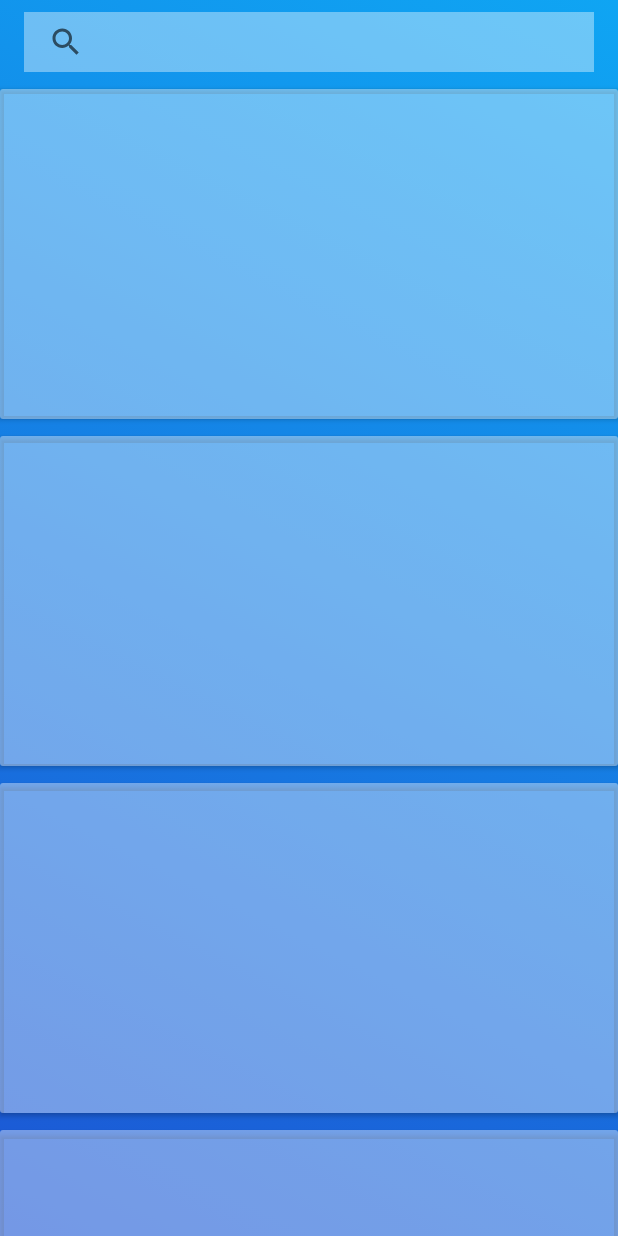
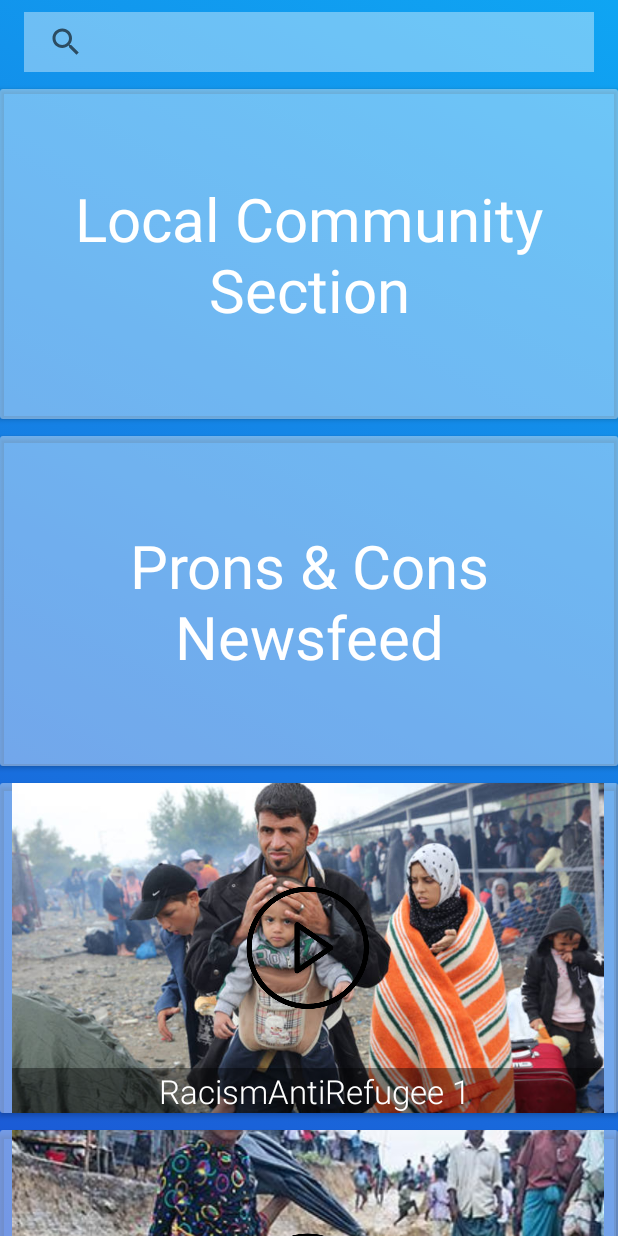
Before and after one commit to cedanmurat/BRefugee, an Android app: the screen it shows after launch once a user with an empty profile is signed in (MainActivity), on a phone screen of 412 x 824 dp. Run offline under Robolectric (Android 15) with nearby library versions, the phone set to English and light mode, and no system bars; our stand-ins replace ButterKnife, Firebase (no records; nobody signed in at launch, a user with empty details on screens opened directly); libraries missing offline, so code that uses them is left out: com.facebook, com.facebook.login, com.mikepenz.materialdrawer; 16 statements that could not run were skipped.

Commit message:
"Video Player Activity& Some Bugs fixing"

```diff
--- a/app/src/main/AndroidManifest.xml
+++ b/app/src/main/AndroidManifest.xml
@@ -29,6 +29,8 @@
         <activity
             android:name=".PreferenceActivity"
             android:screenOrientation="portrait" />
+        <activity android:name=".VideoPlayerActivity"
+            android:screenOrientation="landscape"/>
 
         <meta-data
             android:name="com.facebook.sdk.ApplicationId"
@@ -50,7 +52,7 @@
                 <data android:scheme="@string/fb_login_protocol_scheme" />
             </intent-filter>
         </activity>
-        <activity android:name=".VideoPlayerActivity"></activity>
+
     </application>
 
 </manifest>
--- a/app/src/main/java/org/beyondrefuge/www/Fragments/Home.java
+++ b/app/src/main/java/org/beyondrefuge/www/Fragments/Home.java
@@ -4,17 +4,27 @@ import android.os.Bundle;
 import android.support.annotation.NonNull;
 import android.support.annotation.Nullable;
 import android.support.v4.app.Fragment;
+import android.support.v7.widget.DividerItemDecoration;
+import android.support.v7.widget.LinearLayoutManager;
+import android.support.v7.widget.RecyclerView;
 import android.view.LayoutInflater;
 import android.view.View;
 import android.view.ViewGroup;
 
+import org.beyondrefuge.www.Adapter.VideoAdapter;
+import org.beyondrefuge.www.Model.Video;
 import org.beyondrefuge.www.R;
+
+import java.util.ArrayList;
 
 /**
  * Created by Recoded Cedan on 21.02.2018.
  */
 
 public class Home extends Fragment {
+
+
+
     @Override
     public void onViewCreated(@NonNull View view, @Nullable Bundle savedInstanceState) {
         super.onViewCreated(view, savedInstanceState);
@@ -23,6 +33,71 @@ public class Home extends Fragment {
     @Nullable
     @Override
     public View onCreateView(@NonNull LayoutInflater inflater, @Nullable ViewGroup container, @Nullable Bundle savedInstanceState) {
-        return inflater.inflate(R.layout.home,null);
+        ArrayList<Video> caseStudyArrayRAR=new ArrayList<>();
+        RecyclerView recyclerViewCaseStudyRAR;
+        VideoAdapter videoAdapterCaseStudyRAR;
+
+        ArrayList<Video> caseStudyArrayN=new ArrayList<>();
+        RecyclerView recyclerViewCaseStudyN;
+        VideoAdapter videoAdapterCaseStudyN;
+
+        ArrayList<Video> caseStudyArrayS=new ArrayList<>();
+        RecyclerView recyclerViewCaseStudyS;
+        VideoAdapter videoAdapterCaseStudyS;
+
+        View view= inflater.inflate(R.layout.home,null);
+
+        recyclerViewCaseStudyRAR=(RecyclerView)view.findViewById(R.id.m_recycler_view_rar);
+        recyclerViewCaseStudyN=(RecyclerView)view.findViewById(R.id.m_recycler_view_n);
+        recyclerViewCaseStudyS=(RecyclerView)view.findViewById(R.id.m_recycler_view_s);
+
+        caseStudyArrayRAR.add(new Video(R.drawable.image1,"RacismAntiRefugee 1"));
+        caseStudyArrayRAR.add(new Video(R.drawable.image2,"RacismAntiRefugee 2"));
+        caseStudyArrayRAR.add(new Video(R.drawable.image3,"RacismAntiRefugee 3"));
+        caseStudyArrayRAR.add(new Video(R.drawable.image4,"RacismAntiRefugee 4"));
+        caseStudyArrayRAR.add(new Video(R.drawable.image5,"RacismAntiRefugee 5"));
+        caseStudyArrayRAR.add(new Video(R.drawable.image1,"RacismAntiRefugee 6"));
+        caseStudyArrayRAR.add(new Video(R.drawable.image2,"RacismAntiRefugee 7"));
+
+        caseStudyArrayN.add(new Video(R.drawable.image5,"Nationalism 1"));
+        caseStudyArrayN.add(new Video(R.drawable.image4,"Nationalism 2"));
+        caseStudyArrayN.add(new Video(R.drawable.image3,"Nationalism 3"));
+        caseStudyArrayN.add(new Video(R.drawable.image2,"Nationalism 4"));
+        caseStudyArrayN.add(new Video(R.drawable.image1,"Nationalism 5"));
+        caseStudyArrayN.add(new Video(R.drawable.image5,"Nationalism 6"));
+        caseStudyArrayN.add(new Video(R.drawable.image4,"Nationalism 7"));
+
+        caseStudyArrayS.add(new Video(R.drawable.image3,"Sexism 1"));
+        caseStudyArrayS.add(new Video(R.drawable.image2,"Sexism 2"));
+        caseStudyArrayS.add(new Video(R.drawable.image5,"Sexism 3"));
+        caseStudyArrayS.add(new Video(R.drawable.image1,"Sexism 4"));
+        caseStudyArrayS.add(new Video(R.drawable.image4,"Sexism 5"));
+        caseStudyArrayS.add(new Video(R.drawable.image2,"Sexism 6"));
+        caseStudyArrayS.add(new Video(R.drawable.image3,"Sexism 7"));
+
+        videoAdapterCaseStudyRAR=new VideoAdapter(caseStudyArrayRAR);
+        videoAdapterCaseStudyN=new VideoAdapter(caseStudyArrayN);
+        videoAdapterCaseStudyS=new VideoAdapter(caseStudyArrayS);
+
+        RecyclerView.LayoutManager mlayoutManager=new LinearLayoutManager(this.getActivity(), LinearLayoutManager.HORIZONTAL, false);
+        recyclerViewCaseStudyRAR.setLayoutManager(mlayoutManager);
+        recyclerViewCaseStudyRAR.addItemDecoration(new DividerItemDecoration(this.getActivity(), LinearLayoutManager.HORIZONTAL));
+
+        recyclerViewCaseStudyN.setLayoutManager(new LinearLayoutManager(this.getActivity(), LinearLayoutManager.HORIZONTAL, false));
+        recyclerViewCaseStudyN.addItemDecoration(new DividerItemDecoration(this.getActivity(), LinearLayoutManager.HORIZONTAL));
+
+        recyclerViewCaseStudyS.setLayoutManager(new LinearLayoutManager(this.getActivity(), LinearLayoutManager.HORIZONTAL, false));
+        recyclerViewCaseStudyS.addItemDecoration(new DividerItemDecoration(this.getActivity(), LinearLayoutManager.HORIZONTAL));
+
+        recyclerViewCaseStudyRAR.setAdapter(videoAdapterCaseStudyRAR);
+        recyclerViewCaseStudyN.setAdapter(videoAdapterCaseStudyN);
+        recyclerViewCaseStudyS.setAdapter(videoAdapterCaseStudyS);
+
+        return view;
+    }
+
+    @Override
+    public void onDetach() {
+        super.onDetach();
     }
 }
--- a/app/src/main/java/org/beyondrefuge/www/Model/NewsFeedNewsModel.java
+++ b/app/src/main/java/org/beyondrefuge/www/Model/NewsFeedNewsModel.java
@@ -95,7 +95,7 @@ public class NewsFeedNewsModel {
 
     public String getAuthorImage() {
         if (TextUtils.isEmpty(authorImage)) {
-            return "https://cdn.instructables.com/FNZ/G0YE/H1426KZP/FNZG0YEH1426KZP.LARGE.jpg";
+            return "https://en.opensuse.org/images/0/0b/Icon-user.png";
         } else {
             return authorImage;
         }
--- a/app/src/main/java/org/beyondrefuge/www/PreferenceActivity.java
+++ b/app/src/main/java/org/beyondrefuge/www/PreferenceActivity.java
@@ -119,9 +119,10 @@ public class PreferenceActivity extends AppCompatActivity implements View.OnClic
 
             DatabaseReference reference= FirebaseDatabase.getInstance().getReference();
             reference.child("users").child(mAuth.getCurrentUser().getUid()).child("tagCompleted").setValue("true");
-
+            finish();
             Intent intentView= new Intent(PreferenceActivity.this,MainActivity.class);
             startActivity( intentView );
+
         }
 
     }
--- a/app/src/main/java/org/beyondrefuge/www/SignUp.java
+++ b/app/src/main/java/org/beyondrefuge/www/SignUp.java
@@ -120,4 +120,5 @@ public class SignUp extends AppCompatActivity {
         mReference.child("users").child(userId).setValue(user);
     }
 
+
 }
--- a/app/src/main/res/layout/home.xml
+++ b/app/src/main/res/layout/home.xml
@@ -25,7 +25,13 @@
                 android:layout_marginTop="3dp"
                 android:paddingTop="10dp"
                 app:cardBackgroundColor="@android:color/transparent">
-
+                <TextView
+                    android:layout_width="match_parent"
+                    android:layout_height="match_parent"
+                    android:text="Local Community Section"
+                    android:gravity="center"
+                    android:textSize="40sp"
+                    android:textColor="#fff"/>
                 <android.support.v7.widget.RecyclerView
                     android:id="@+id/m_recycler_view_lcs"
                     android:layout_width="match_parent"
@@ -52,7 +58,13 @@
                 android:layout_marginTop="3dp"
                 android:paddingTop="10dp"
                 app:cardBackgroundColor="@android:color/transparent">
-
+                <TextView
+                    android:layout_width="match_parent"
+                    android:layout_height="match_parent"
+                    android:text="Prons &amp; Cons Newsfeed"
+                    android:gravity="center"
+                    android:textSize="40sp"
+                    android:textColor="#fff"/>
                 <android.support.v7.widget.RecyclerView
                     android:id="@+id/m_recycler_view_pcnf"
                     android:layout_width="match_parent"
```
Also changed, not shown: app/src/main/java/org/beyondrefuge/www/Adapter/VideoAdapter.java (+11 -12 lines), app/src/main/java/org/beyondrefuge/www/VideoPlayerActivity.java (+50 -0 lines), app/src/main/res/layout/activity_video_player.xml (+8 -2 lines), app/src/main/res/drawable-hdpi/profile.png (added), app/src/main/res/drawable-mdpi/profile.png (added), app/src/main/res/drawable-v24/profile.jpg (deleted), app/src/main/res/drawable-xhdpi/profile.png (added), app/src/main/res/drawable-xxhdpi/profile.png (added), app/src/main/res/drawable/image1.jpg (added), app/src/main/res/drawable/image2.jpg (added), app/src/main/res/drawable/image3.jpg (added), app/src/main/res/drawable/image4.jpg (added), app/src/main/res/drawable/image5.jpg (added).
